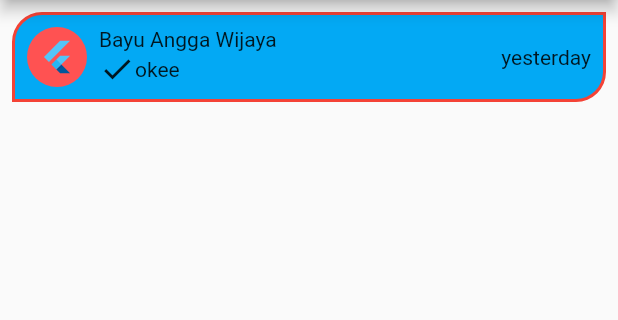
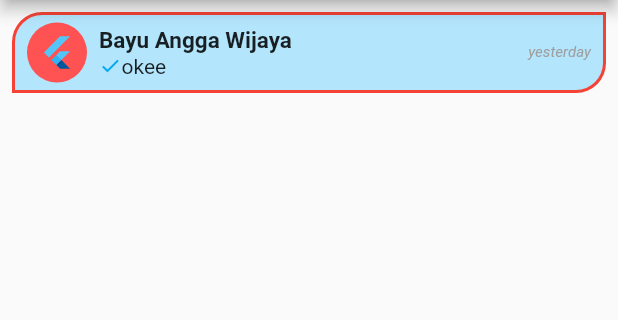
Before and after one commit to kanaydo/composing_b, a Flutter app: the screen it shows after launch, on a phone screen of 412 x 824 dp, the part 84-404 px from its top. Run offline on Flutter 3.47's test engine with Material 2 defaults, Android fonts, the light colour scheme and no system bars.

Commit message:
fixing styling

```diff
--- a/lib/main.dart
+++ b/lib/main.dart
@@ -33,7 +33,7 @@ class MyPage extends StatelessWidget {
             margin: EdgeInsets.all(8),
             padding: EdgeInsets.symmetric(horizontal: 8),
             decoration: BoxDecoration(
-              color: Colors.lightBlue,
+              color: Colors.lightBlue.shade100,
               borderRadius: BorderRadius.only(
                 topLeft: Radius.circular(20),
                 bottomRight: Radius.circular(20)
@@ -56,10 +56,20 @@ class MyPage extends StatelessWidget {
                         mainAxisAlignment: MainAxisAlignment.center,
                         crossAxisAlignment: CrossAxisAlignment.start,
                         children: [
-                          const Text('Bayu Angga Wijaya'),
+                          const Text(
+                              'Bayu Angga Wijaya',
+                              style: TextStyle(
+                                fontSize: 15,
+                                fontWeight: FontWeight.bold
+                              ),
+                          ),
                           Row(
                             children: const [
-                              Icon(Icons.check),
+                              Icon(
+                                  Icons.check,
+                                  size: 15,
+                                  color: Colors.lightBlue,
+                              ),
                               Text('okee')
                             ],
                           )
@@ -67,7 +77,14 @@ class MyPage extends StatelessWidget {
                       ),
                     )
                 ),
-                const Text('yesterday')
+                const Text(
+                  'yesterday',
+                  style: TextStyle(
+                    fontSize: 10,
+                    fontStyle: FontStyle.italic,
+                    color: Colors.grey
+                  ),
+                )
               ],
             ),
           ),
```
